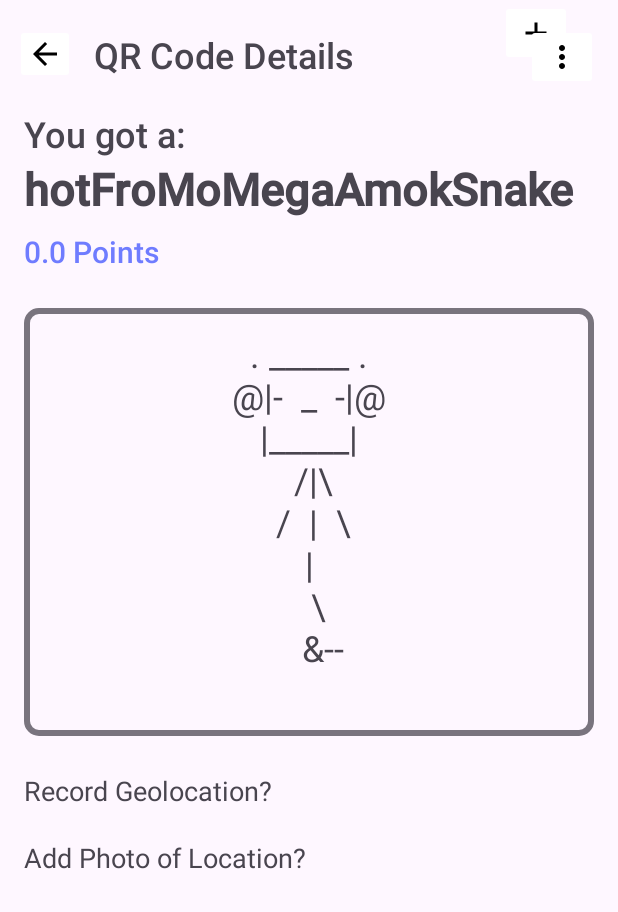
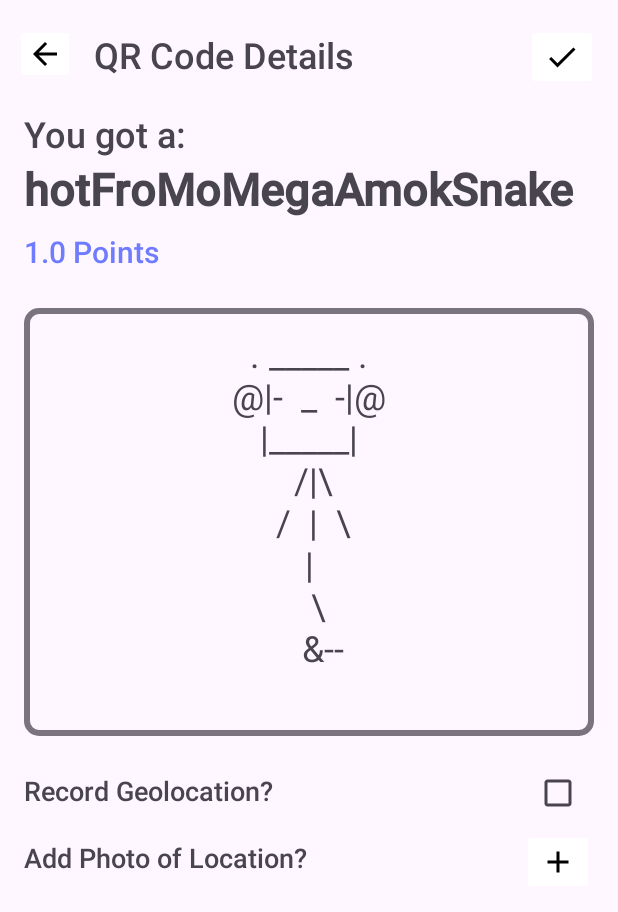
Before and after one commit to CMPUT301W23T14/QRHunter-App, an Android app: the AfterScanFragment screen opened through its navigation route, on a phone screen of 412 x 824 dp. Shown: the top 912 px of the screen. Run offline under Robolectric (Android 15) with nearby library versions, the phone set to English and light mode, and no system bars; our stand-ins replace Firebase (no records; nobody signed in at launch, a user with empty details on screens opened directly), RxJava, navigation-ui; libraries missing offline, so code that uses them is left out: com.jakewharton.rxbinding4; Roboto replaces fonts that are not available here; 1 statement that could not run was skipped.

Commit message:
refactor after scan fragment a lil bit

```diff
--- a/QRHunter/app/src/main/java/com/example/qrhunter/data/model/Location.java
+++ b/QRHunter/app/src/main/java/com/example/qrhunter/data/model/Location.java
@@ -9,6 +9,9 @@ public class Location {
     public double latitude;
     public double longitude;
 
+    /**
+     * This is an array in case we want to add more than one photo in the future
+     */
     public ArrayList<String> photos;
 
     public Location(double latitude, double longitude, ArrayList<String> photos) {
--- a/QRHunter/app/src/main/res/layout/fragment_after_scan.xml
+++ b/QRHunter/app/src/main/res/layout/fragment_after_scan.xml
@@ -1,15 +1,13 @@
 <?xml version="1.0" encoding="utf-8"?>
 
 <ScrollView xmlns:android="http://schemas.android.com/apk/res/android"
+    xmlns:app="http://schemas.android.com/apk/res-auto"
     android:id="@+id/scrollView"
     android:layout_width="match_parent"
     android:layout_height="match_parent"
     android:fillViewport="true">
 
-<androidx.constraintlayout.widget.ConstraintLayout xmlns:android="http://schemas.android.com/apk/res/android"
-    xmlns:app="http://schemas.android.com/apk/res-auto"
-    xmlns:tools="http://schemas.android.com/tools"
-    android:id="@+id/addGeoLocationButton"
+    <androidx.constraintlayout.widget.ConstraintLayout
         android:layout_width="match_parent"
         android:layout_height="match_parent">
 
@@ -80,6 +78,7 @@
             android:layout_height="wrap_content"
             android:layout_marginStart="16dp"
             android:layout_marginTop="24dp"
+            android:fontFamily="@font/roboto_medium"
             android:text="Record Geolocation?"
             android:textColorLink="#000000"
             android:textSize="18sp"
@@ -92,6 +91,7 @@
             android:layout_height="wrap_content"
             android:layout_marginStart="16dp"
             android:layout_marginTop="20dp"
+            android:fontFamily="@font/roboto_medium"
             android:text="Add Photo of Location?"
             android:textColorLink="#000000"
             android:textSize="18sp"
@@ -128,23 +128,23 @@
             app:layout_constraintTop_toBottomOf="@+id/QR_name" />
 
         <CheckBox
-        android:id="@+id/checkBox"
+            android:id="@+id/addGeoLocationButton"
             android:layout_width="wrap_content"
             android:layout_height="wrap_content"
+            android:layout_marginTop="14dp"
+            android:layout_marginEnd="16dp"
             app:layout_constraintEnd_toEndOf="parent"
-        app:layout_constraintHorizontal_bias="0.834"
-        app:layout_constraintStart_toEndOf="@+id/showRecordGeoLocationText"
-        tools:layout_editor_absoluteY="501dp" />
+            app:layout_constraintTop_toBottomOf="@+id/QR_Visual" />
 
         <ImageButton
             android:id="@+id/addPhotoLocationButton"
             android:layout_width="wrap_content"
             android:layout_height="wrap_content"
-        android:layout_marginStart="129dp"
+            android:layout_marginEnd="16dp"
             android:backgroundTint="@color/white"
-        app:layout_constraintStart_toEndOf="@+id/showAddphotoText"
-        app:srcCompat="@drawable/add_icon"
-        tools:layout_editor_absoluteY="549dp" />
+            app:layout_constraintEnd_toEndOf="parent"
+            app:layout_constraintTop_toBottomOf="@+id/addGeoLocationButton"
+            app:srcCompat="@drawable/add_icon" />
 
         <ImageView
             android:id="@+id/locationImage"
@@ -157,7 +157,7 @@
             app:layout_constraintTop_toBottomOf="@+id/showAddphotoText" />
 
         <ImageButton
-        android:id="@+id/MoreOptions"
+            android:id="@+id/save_button"
             android:layout_width="wrap_content"
             android:layout_height="wrap_content"
             android:layout_marginTop="16dp"
@@ -166,7 +166,7 @@
             app:layout_constraintHorizontal_bias="0.897"
             app:layout_constraintStart_toEndOf="@+id/QRCodeDetailsText"
             app:layout_constraintTop_toTopOf="parent"
-        app:srcCompat="@drawable/more_options" />
+            app:srcCompat="@drawable/check_mark" />
 
 
     </androidx.constraintlayout.widget.ConstraintLayout>
```
Also changed, not shown: QRHunter/app/src/main/java/com/example/qrhunter/ui/scan/AfterScanFragment.java (+32 -110 lines), QRHunter/app/src/main/java/com/example/qrhunter/ui/scan/ScanViewModel.java (+36 -5 lines). Lines whose indentation alone changed are shown as unchanged.
